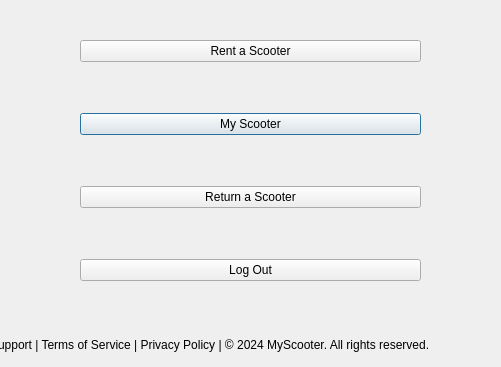
Before: the Qt Designer form scooter_management.ui in DanielleSamaroo/Group-5-Scooters, drawn with Qt 5; both pictures show x 140 to 641 and y 185 to 552 of the 763 by 552 pixel window.
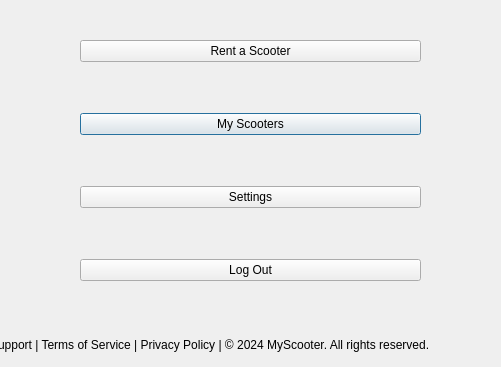
After: the same form once the commit is applied. Icons and pictures are not drawn.

Commit message: request & return functionality. check slack for info

```diff
--- a/scooter_management.ui
+++ b/scooter_management.ui
@@ -36,14 +36,14 @@
     <item>
      <widget class="QPushButton" name="pushButton_4">
       <property name="text">
-       <string>My Scooter</string>
+       <string>My Scooters</string>
       </property>
      </widget>
     </item>
     <item>
      <widget class="QPushButton" name="pushButton">
       <property name="text">
-       <string>Return a Scooter</string>
+       <string>Settings</string>
       </property>
      </widget>
     </item>
```
Left out of the diff: 35 changed lines with no effect on the pictures. The commit also changes 15 other files.
